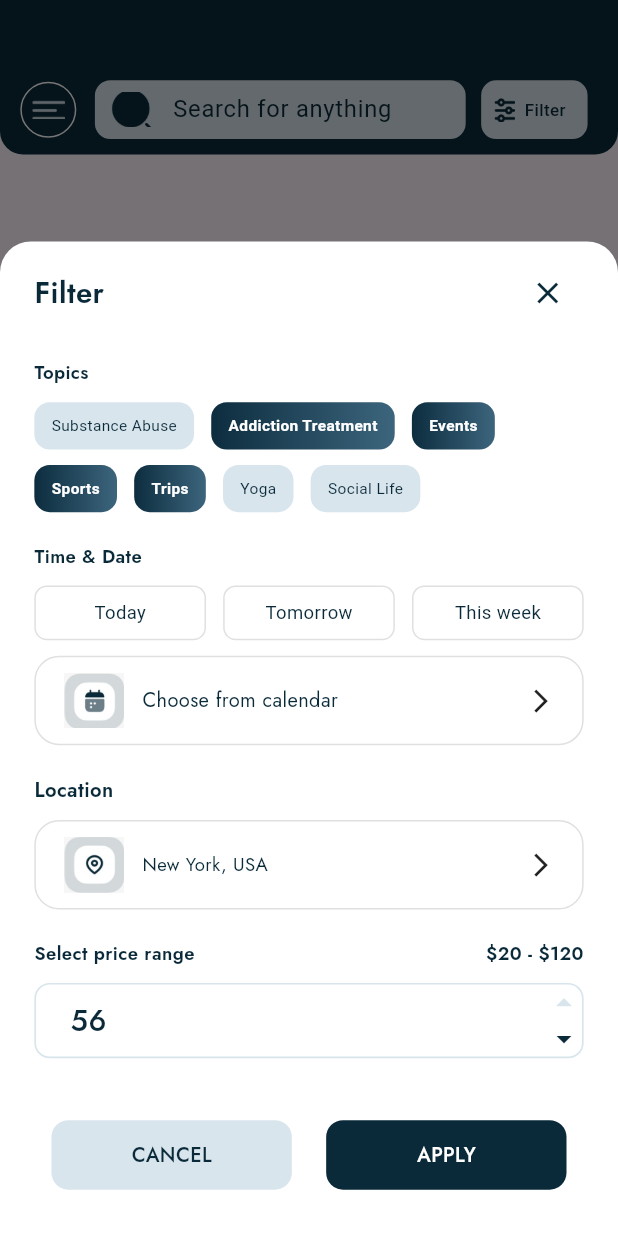
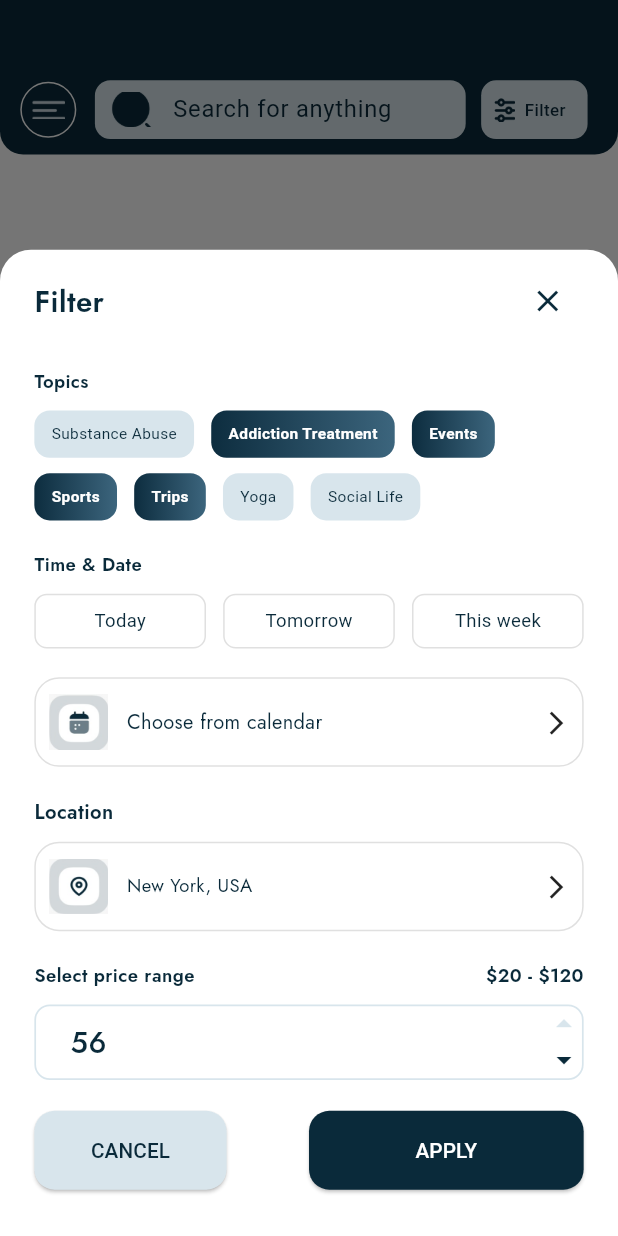
Before and after one commit to Shees-Ali1/Quandry, a Flutter app: the CustomAppBarH screen opened directly, after a tap on "Filter", on a phone screen of 412 x 824 dp. Run offline on Flutter 3.47's test engine with Material 3 defaults, Android fonts, the phone set to English and light mode, and no system bars; our stand-ins replace animated_notch_bottom_bar, flutter_screenutil, flutter_svg, font_awesome_flutter, get, google_fonts and 4 more.

Commit message:
2nov updated

```diff
--- a/lib/Homepage/filter_home.dart
+++ b/lib/Homepage/filter_home.dart
@@ -2,6 +2,9 @@ import 'package:flutter/material.dart';
 import 'package:quandry/const/colors.dart';
 import 'package:quandry/const/textstyle.dart';
 import 'package:flutter_screenutil/flutter_screenutil.dart';
+import 'package:quandry/widgets/custom_button.dart';
+import 'package:get/get.dart';
+
 
 import '../const/images.dart';
 
@@ -29,6 +32,7 @@ class _FilterContentState extends State<FilterContent> {
       isIncrementSelected = false;
     });
   }
+
   // void _incrementNumber() => setState(() => _number++);
   // void _decrementNumber() => setState(() => _number > 0 ? _number-- : null);
   bool isUpArrowClicked = false;
@@ -63,7 +67,32 @@ class _FilterContentState extends State<FilterContent> {
           SizedBox(height: 20.h),
           _buildPriceSection(),
           SizedBox(height: 20.h),
-          _buildFooter(),
+          Row(
+            mainAxisAlignment: MainAxisAlignment.spaceBetween, // Distributes space evenly between buttons
+            children: [
+              CustomButton(
+                text: 'CANCEL',
+                color: AppColors.appbar_text,
+                onPressed: () {
+                  Get.back();
+                },
+                width: 112.w,
+                textColor: AppColors.blueColor,
+                fontSize: 13.sp,
+
+              ),
+              SizedBox(width: 20.w), // Add spacing between buttons
+              CustomButton(
+                text: 'APPLY',
+                color: AppColors.blueColor,
+                onPressed: () {},
+                width: 160.w,
+                textColor: AppColors.backgroundColor,
+                fontSize: 13.sp,
+              ),
+            ],
+          ),
+          SizedBox(height: 20.h),
         ],
       ),
     );
@@ -150,6 +179,7 @@ class _FilterContentState extends State<FilterContent> {
       ),
     );
   }
+
   Widget _buildTimeDateSection() {
     return Column(
       crossAxisAlignment: CrossAxisAlignment.start,
@@ -164,19 +194,12 @@ class _FilterContentState extends State<FilterContent> {
               .map((entry) => _buildSelectableContainer(entry.value, entry.key))
               .toList(),
         ),
-        // Row(
-        //   mainAxisAlignment: MainAxisAlignment.spaceBetween,
-        //   children: ['Today', 'Tomorrow', 'This week']
-        //       .asMap()
-        //       .entries
-        //       .map((entry) => _buildSelectableContainer(entry.value, entry.key))
-        //       .toList(),
-        // ),
-        SizedBox(height: 10.h),
+        SizedBox(height: 18.65.h),
         _buildCalendarSelector(),
       ],
     );
   }
+
   Widget _buildSelectableContainer(String label, int index) {
     bool isSelected = selectedIndex == index;
     return GestureDetector(
@@ -202,28 +225,10 @@ class _FilterContentState extends State<FilterContent> {
       ),
     );
   }
-  // Widget _buildSelectableContainer(String label, int index) {
-  //   bool isSelected = selectedIndex == index;
-  //   return GestureDetector(
-  //     onTap: () => setState(() => selectedIndex = index),
-  //     child: Container(
-  //       width: 100.w,
-  //       padding: EdgeInsets.symmetric(vertical: 8.h),
-  //       decoration: BoxDecoration(
-  //         color: isSelected ? AppColors.appbar_text : Colors.transparent,
-  //         border: Border.all(color: Colors.grey.shade300),
-  //         borderRadius: BorderRadius.circular(8.r),
-  //       ),
-  //       child: Center(
-  //           child: Text(label,
-  //               style: TextStyle(fontSize: 12.sp, color: AppColors.blueColor))),
-  //     ),
-  //   );
-  // }
 
   Widget _buildCalendarSelector() {
     return Container(
-      padding: EdgeInsets.symmetric(horizontal: 16.w, vertical: 10.h),
+      padding: EdgeInsets.symmetric(horizontal: 6.94.w, vertical: 10.h),
       decoration: BoxDecoration(
         color: Colors.white,
         border: Border.all(color: Colors.grey.shade300),
@@ -253,7 +258,7 @@ class _FilterContentState extends State<FilterContent> {
         Text('Location', style: jost600(13.sp, AppColors.blueColor)),
         SizedBox(height: 10.h),
         Container(
-          padding: EdgeInsets.symmetric(horizontal: 16.w, vertical: 10.h),
+          padding: EdgeInsets.symmetric(horizontal: 6.94.w, vertical: 10.h),
           decoration: BoxDecoration(
             color: Colors.white,
             border: Border.all(color: Colors.grey.shade300),
@@ -299,10 +304,7 @@ class _FilterContentState extends State<FilterContent> {
           ),
           child: Row(
             children: [
-        Text(
-        '$_number',
-        style: jost500(18.94.sp, AppColors.blueColor)
-        ),
+              Text('$_number', style: jost500(18.94.sp, AppColors.blueColor)),
               Spacer(),
               Column(
                 children: [
@@ -311,7 +313,9 @@ class _FilterContentState extends State<FilterContent> {
                     child: Icon(
                       Icons.arrow_drop_up_sharp,
                       size: 24.0,
-    color: isIncrementSelected ?  AppColors.blueColor : AppColors.appbar_text,
+                      color: isIncrementSelected
+                          ? AppColors.blueColor
+                          : AppColors.appbar_text,
                     ),
                   ),
                   GestureDetector(
@@ -319,7 +323,9 @@ class _FilterContentState extends State<FilterContent> {
                     child: Icon(
                       Icons.arrow_drop_down,
                       size: 24.0,
-    color: !isIncrementSelected ? AppColors.blueColor: AppColors.appbar_text,
+                      color: !isIncrementSelected
+                          ? AppColors.blueColor
+                          : AppColors.appbar_text,
                     ),
                   ),
                 ],
@@ -332,47 +338,8 @@ class _FilterContentState extends State<FilterContent> {
   }
 
   Widget _buildFooter() {
-    return Padding(
-      padding: EdgeInsets.symmetric(vertical: 20.h),
-      child: Row(
-        mainAxisAlignment: MainAxisAlignment.center,
-        children: [
-          _buildFooterButton(
-            'CANCEL',
-            AppColors.appbar_text,
-            AppColors.blueColor,
-            onTap: () => Navigator.pop(context),
-          ),
-          SizedBox(width: 20.w),
-          _buildFooterButton(
-            'APPLY',
-            AppColors.blueColor,
-            AppColors.backgroundColor,
-            onTap: () => Navigator.pop(context),
-
-          ),
-        ],
-      )
+    return Row(
+      children: [],
     );
   }
-
-  Widget _buildFooterButton(String label, Color bgColor, Color textColor,
-      {required VoidCallback onTap}) {
-    return GestureDetector(
-      onTap: onTap,
-      child: Container(
-        width: 140.w,
-        height: 45.h,
-        decoration: BoxDecoration(
-          color: bgColor,
-          borderRadius: BorderRadius.circular(11.r),
-        ),
-        child: Center(
-          child: Text(
-            label,
-            style: jost500(13.sp, textColor),
-          ),
-        ),
-      ),
-    );
-  }}
+}
--- a/lib/Homepage/homepage.dart
+++ b/lib/Homepage/homepage.dart
@@ -192,7 +192,7 @@ class HomeScreen extends StatelessWidget {
               alignment: Alignment.bottomCenter,
               child: Container(
                 width: 145.w,
-                padding: EdgeInsets.symmetric(vertical: 8.h, horizontal: 16.w),
+                padding: EdgeInsets.symmetric(vertical: 7.h, horizontal: 16.w),
                 decoration: BoxDecoration(
 
                   color:AppColors.free,
--- a/lib/auth/forgot_password.dart
+++ b/lib/auth/forgot_password.dart
@@ -233,7 +233,7 @@ class _ForgetPasswordScreenState extends State<ForgetPasswordScreen> {
                   text: "Don't have an account?",
                   textColor: AppColors.blueColor,
                   fontWeight: FontWeight.w400,
-                  fontSize: 15,
+                  fontSize: 15.sp,
                 ),
                 SizedBox(
                   width: 5.w,
@@ -242,7 +242,7 @@ class _ForgetPasswordScreenState extends State<ForgetPasswordScreen> {
                   text: "Sign Up",
                   textColor: AppColors.redColor,
                   fontWeight: FontWeight.w500,
-                  fontSize: 15,
+                  fontSize: 15.sp,
                 ),
               ],
             ),
--- a/lib/auth/forgot_reset.dart
+++ b/lib/auth/forgot_reset.dart
@@ -1,6 +1,7 @@
 import 'package:flutter/material.dart';
 import 'package:flutter_screenutil/flutter_screenutil.dart';
 import 'package:get/get.dart';
+import 'package:quandry/auth/login.dart';
 import 'package:quandry/const/colors.dart';
 
 import '../../const/images.dart';
@@ -253,7 +254,9 @@ class _ResetPasswordViewState extends State<ResetPasswordView> {
                         ),
                       ),
                       SizedBox(height: 42.25.h),
-                      CustomButton(text: 'Reset Password', color: AppColors.blueColor, onPressed: () { },
+                      CustomButton(text: 'Reset Password', color: AppColors.blueColor, onPressed: () {
+                        Get.to(LoginView());
+                      },
                         // height: 51.h,
                         // title: "Reset Password",
                         // textSize: 19.sp,
--- a/lib/onboarding/main_onbaording.dart
+++ b/lib/onboarding/main_onbaording.dart
@@ -46,7 +46,7 @@ class _MainOnBoardingViewState extends State<MainOnBoardingView> {
         children: [
           // PageView with disabled scroll
           PageView(
-            //physics: const NeverScrollableScrollPhysics(),
+            physics: const NeverScrollableScrollPhysics(),
             controller: pageController,
             onPageChanged: (index) {
               setState(() {
--- a/lib/onboarding/onboardingFive.dart
+++ b/lib/onboarding/onboardingFive.dart
@@ -42,7 +42,7 @@ class OnBoardingFive extends StatelessWidget {
             ),
           ),
           SizedBox(
-            height: 32.9.h,
+            height: 42.h,
           ),
           /// Long Text
           Padding(
--- a/lib/onboarding/onboardingFour.dart
+++ b/lib/onboarding/onboardingFour.dart
@@ -43,7 +43,7 @@ class OnBoardingFour extends StatelessWidget {
             ),
           ),
           SizedBox(
-            height: 31.h,
+            height: 30.h,
           ),
           /// Long Text
           Padding(
@@ -55,7 +55,7 @@ class OnBoardingFour extends StatelessWidget {
               style: jost500(20.sp, Color.fromRGBO(73, 73, 73, 1)),
             )),
           SizedBox(
-            height: 15.9.h,
+            height: 27.h,
           ),
           /// Background Blue Circle Image & Center Image
           Expanded(
--- a/lib/onboarding/onboardingOne.dart
+++ b/lib/onboarding/onboardingOne.dart
@@ -73,7 +73,7 @@ class OnBoardingOne extends StatelessWidget {
               child: Column(
                 children: [
                   SizedBox(
-                    height: 101.h,
+                    height:120.h,
                   ),
                   SizedBox(
                     height: 256.h,
--- a/lib/onboarding/onboardingTwo.dart
+++ b/lib/onboarding/onboardingTwo.dart
@@ -56,7 +56,7 @@ class OnBoardingTwo extends StatelessWidget {
               ),
           ),
           SizedBox(
-            height: 31.h,
+            height: 35.h,
           ),
           Expanded(
             child: Container(
@@ -68,7 +68,7 @@ class OnBoardingTwo extends StatelessWidget {
               child: Column(
                 children: [
                   SizedBox(
-                    height: 96.h,
+                    height: 120.h,
                   ),
                   SizedBox(
                       height: 250.h,
--- a/lib/widgets/custom_button.dart
+++ b/lib/widgets/custom_button.dart
@@ -1,3 +1,4 @@
+
 import 'package:flutter/material.dart';
 import 'package:flutter_screenutil/flutter_screenutil.dart';
 import 'package:quandry/const/colors.dart';
@@ -6,19 +7,25 @@ class CustomButton extends StatelessWidget {
   final String text;
   final Color color;
   final VoidCallback onPressed;
+  final double? width; // Optional width parameter
+  final Color? textColor; // Optional text color parameter
+  final double? fontSize; // Optional font size parameter
 
   const CustomButton({
     Key? key,
     required this.text,
     required this.color,
     required this.onPressed,
+    this.width, // Initialize optional width
+    this.textColor, // Initialize optional text color
+    this.fontSize, // Initialize optional font size
   }) : super(key: key);
 
   @override
   Widget build(BuildContext context) {
     return SizedBox(
       height: 51.h,
-      width: double.infinity, // Set width to double.infinity
+      width: width ?? double.infinity, // Use provided width or double.infinity if null
       child: ElevatedButton(
         style: ElevatedButton.styleFrom(
           backgroundColor: color,
@@ -29,7 +36,11 @@ class CustomButton extends StatelessWidget {
         onPressed: onPressed,
         child: Text(
           text,
-          style:  TextStyle(fontSize: 19.sp, fontWeight: FontWeight.w500,color: AppColors.backgroundColor), // Change font size to 19
+          style: TextStyle(
+            fontSize: fontSize?.sp ?? 19.sp, // Use provided font size or default to 19.sp
+            fontWeight: FontWeight.w500,
+            color: textColor ?? AppColors.backgroundColor, // Use provided text color or default
+          ),
         ),
       ),
     );
--- a/lib/widgets/home_app_bar.dart
+++ b/lib/widgets/home_app_bar.dart
@@ -11,6 +11,7 @@ class CustomAppBarH extends StatelessWidget implements PreferredSizeWidget {
   @override
   Widget build(BuildContext context) {
     return Scaffold(
+      backgroundColor: AppColors.backgroundColor,
       body: Container(
         height: 100.h,
         width: double.infinity,
@@ -148,5 +149,5 @@ class CustomAppBarH extends StatelessWidget implements PreferredSizeWidget {
   }
 
   @override
-  Size get preferredSize => Size.fromHeight(50.h);
+  Size get preferredSize => Size.fromHeight(65.h);
 }
```
Also changed, not shown: lib/auth/further_details.dart (+17 -21 lines), lib/auth/signup.dart (+6 -5 lines), lib/calendar_screen/event_details.dart (+3 -6 lines), lib/onboarding/onboardThree.dart (+11 -11 lines), assets/images/interests.png (added), assets/images/organization.png (added), assets/images/role.png (added). Lines whose indentation alone changed are shown as unchanged.
